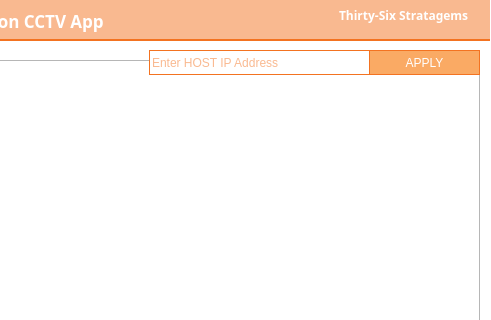
First picture: the form in cctv_36/src/ui/mainwindow.ui, repository VEDA-ThirtySix/PAMS-client, before the edit; both pictures show x 561 to 1052 and y 0 to 320 of the 1052 by 711 pixel window.
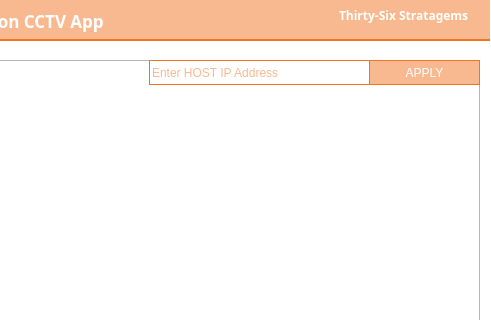
Second picture: the form after the edit. Icons and pictures are not drawn.

```diff
--- a/cctv_36/src/ui/mainwindow.ui
+++ b/cctv_36/src/ui/mainwindow.ui
@@ -186,7 +186,7 @@
     <property name="geometry">
      <rect>
       <x>710</x>
-      <y>50</y>
+      <y>60</y>
       <width>221</width>
       <height>25</height>
      </rect>
@@ -206,16 +206,16 @@
     <property name="geometry">
      <rect>
       <x>930</x>
-      <y>50</y>
+      <y>60</y>
       <width>111</width>
       <height>25</height>
      </rect>
     </property>
     <property name="styleSheet">
      <string notr="true">color: rgb(255, 255, 255);
-background-color:rgb(250,170,100);
+background-color:rgba(243,115,33,0.5);
 border:1px solid rgb(243,115,33);
-font: 500 10pt &quot;Quicksand Medium&quot;;</string>
+font: 500 bold 10pt &quot;Quicksand Medium&quot;;</string>
     </property>
     <property name="text">
      <string>APPLY</string>
```
